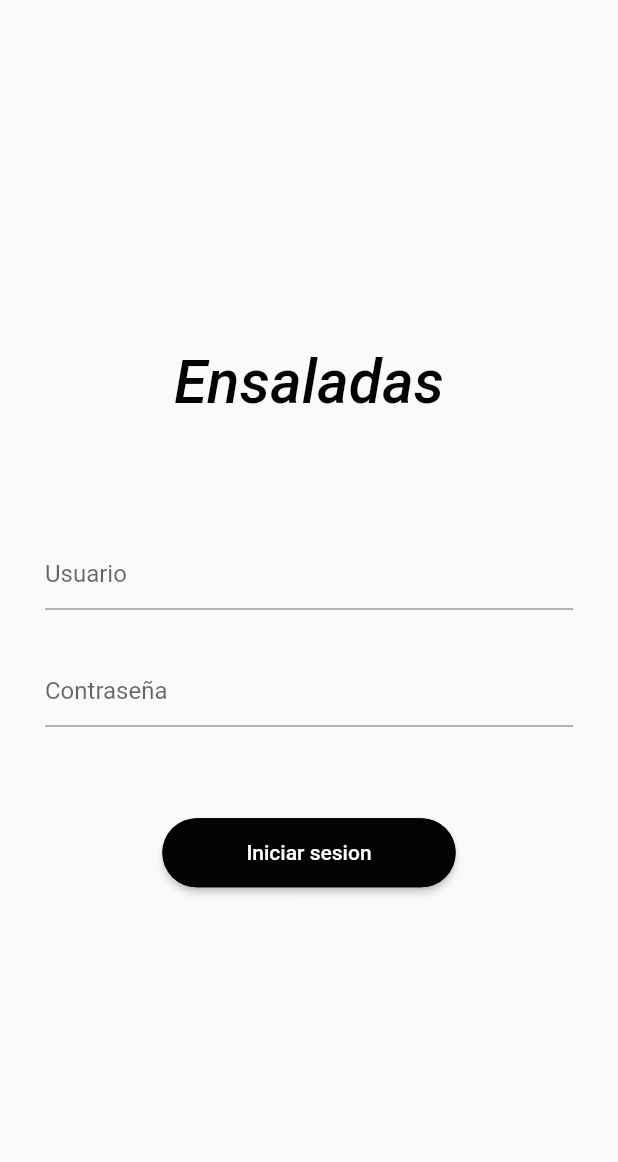
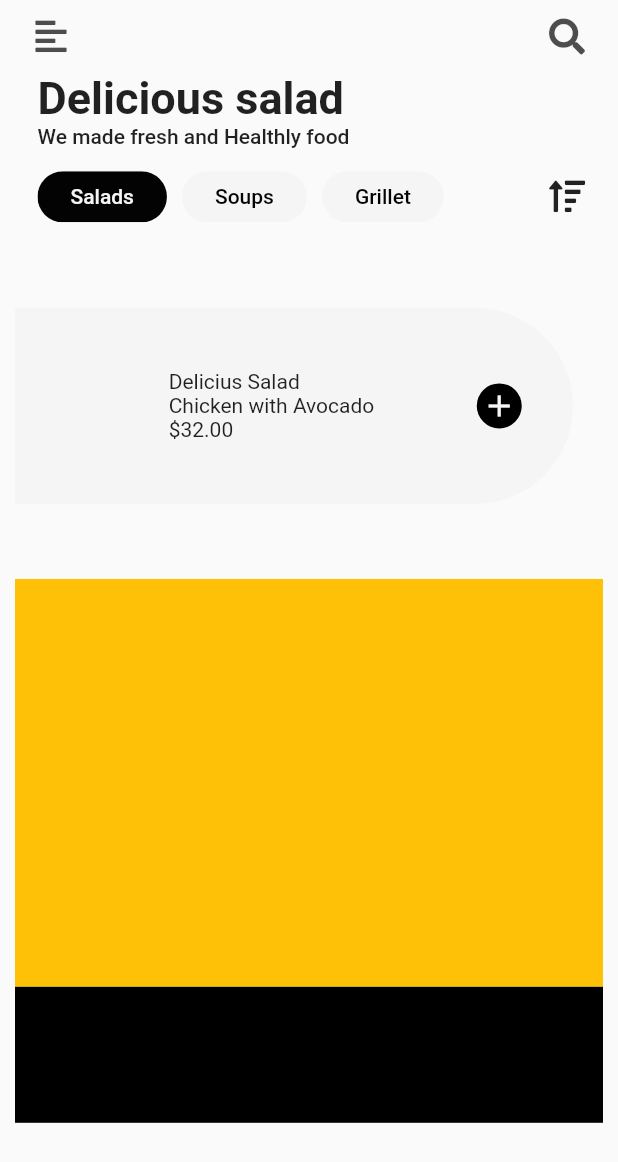
Before and after one commit to klauscj1/capacitacion_icreativa_flutter_pfinal, a Flutter app: the LoginPage screen opened by its route, after a tap on "Iniciar sesion", on a phone screen of 412 x 824 dp. Shown: the top 1162 px of the screen. Run offline on Flutter 3.47's test engine with Material 2 defaults, Android fonts, the phone set to English and light mode, and no system bars; our stand-ins replace font_awesome_flutter.

Commit message:
desgin home

```diff
--- a/lib/main.dart
+++ b/lib/main.dart
@@ -1,6 +1,5 @@
 import 'package:flutter/material.dart';
 import 'package:proyecto_final_capacitacion/routes/routes.dart';
-import 'package:proyecto_final_capacitacion/ui/pages/onboarding_page.dart';
 
 void main() => runApp(MyApp());
 
@@ -13,7 +12,7 @@ class MyApp extends StatelessWidget {
       theme: ThemeData(
         primaryColor: Color(0Xff030303),
         // primaryColor: Colors.red,
-        accentColor: Color(0xffF4F4F4),
+        accentColor: Color(0xffF5F5F5),
       ),
       initialRoute: '/',
       routes: getRutas(),
--- a/lib/routes/routes.dart
+++ b/lib/routes/routes.dart
@@ -1,4 +1,5 @@
 import 'package:flutter/material.dart';
+import 'package:proyecto_final_capacitacion/ui/pages/home_page.dart';
 import 'package:proyecto_final_capacitacion/ui/pages/login_page.dart';
 import 'package:proyecto_final_capacitacion/ui/pages/onboarding_page.dart';
 
@@ -6,5 +7,6 @@ Map<String, WidgetBuilder> getRutas() {
   return <String, WidgetBuilder>{
     '/': (BuildContext context) => OnboardingPage(),
     'login': (BuildContext context) => LoginPage(),
+    'home': (BuildContext context) => HomePage(),
   };
 }
--- /dev/null
+++ b/lib/ui/pages/home_page.dart
@@ -0,0 +1,121 @@
+import 'package:flutter/material.dart';
+import 'package:font_awesome_flutter/font_awesome_flutter.dart';
+import 'package:proyecto_final_capacitacion/ui/widgets/principal_widget.dart';
+import 'package:proyecto_final_capacitacion/ui/widgets/tipos_chip_widget.dart';
+
+class HomePage extends StatelessWidget {
+  const HomePage({Key key}) : super(key: key);
+
+  @override
+  Widget build(BuildContext context) {
+    return Scaffold(
+      body: Padding(
+        padding: const EdgeInsets.symmetric(horizontal: 10.0),
+        child: Column(
+          crossAxisAlignment: CrossAxisAlignment.start,
+          children: [
+            SafeArea(child: appbar(context)),
+            titulos(context),
+            SizedBox(
+              height: MediaQuery.of(context).size.height * .01,
+            ),
+            tipos(context),
+            PrincipalWidget(),
+            secundarios(context),
+            navigationBar(context)
+          ],
+        ),
+      ),
+    );
+  }
+
+  Widget appbar(BuildContext context) {
+    return Row(
+      mainAxisAlignment: MainAxisAlignment.spaceBetween,
+      crossAxisAlignment: CrossAxisAlignment.start,
+      children: [
+        IconButton(
+          onPressed: () {},
+          icon: FaIcon(
+            FontAwesomeIcons.alignLeft,
+            color: Theme.of(context).primaryColor.withOpacity(.7),
+          ),
+        ),
+        IconButton(
+          onPressed: () {},
+          icon: FaIcon(
+            FontAwesomeIcons.search,
+            color: Theme.of(context).primaryColor.withOpacity(.7),
+          ),
+        )
+      ],
+    );
+  }
+
+  Widget titulos(BuildContext context) {
+    return Padding(
+      padding: EdgeInsets.only(left: 15.0),
+      child: Column(
+        crossAxisAlignment: CrossAxisAlignment.start,
+        children: [
+          Text(
+            'Delicious salad',
+            style: TextStyle(fontSize: 30, fontWeight: FontWeight.bold),
+          ),
+          Text(
+            'We made fresh and Healthly food',
+            style: TextStyle(fontWeight: FontWeight.w500),
+          )
+        ],
+      ),
+    );
+  }
+
+  Widget tipos(BuildContext context) {
+    return Padding(
+      padding: const EdgeInsets.only(left: 15.0),
+      child: Row(
+        mainAxisAlignment: MainAxisAlignment.spaceBetween,
+        children: [
+          Wrap(
+            spacing: 10.0,
+            children: [
+              TipoChip(
+                titulo: 'Salads',
+                seleccionado: true,
+              ),
+              TipoChip(
+                titulo: 'Soups',
+                seleccionado: false,
+              ),
+              TipoChip(
+                titulo: 'Grillet',
+                seleccionado: false,
+              ),
+            ],
+          ),
+          IconButton(
+            icon: FaIcon(FontAwesomeIcons.sortAmountUp),
+            onPressed: () {},
+          )
+        ],
+      ),
+    );
+  }
+
+  Widget secundarios(BuildContext context) {
+    final size = MediaQuery.of(context).size;
+    return Container(
+      height: size.height * .33,
+      color: Colors.amber,
+    );
+  }
+
+  Widget navigationBar(BuildContext context) {
+    final size = MediaQuery.of(context).size;
+    return Container(
+      height: size.height * .11,
+      color: Colors.black,
+    );
+  }
+}
--- /dev/null
+++ b/lib/ui/widgets/principal_widget.dart
@@ -0,0 +1,58 @@
+import 'package:flutter/material.dart';
+
+class PrincipalWidget extends StatelessWidget {
+  const PrincipalWidget({Key key}) : super(key: key);
+
+  @override
+  Widget build(BuildContext context) {
+    final size = MediaQuery.of(context).size;
+    return Container(
+      height: size.height * .28,
+      color: Colors.transparent,
+      child: Center(
+        child: Padding(
+          padding: const EdgeInsets.only(
+              left: 0.0, right: 20.0, top: 50, bottom: 50),
+          child: Container(
+            width: double.infinity,
+            decoration: BoxDecoration(
+              color: Theme.of(context).accentColor,
+              borderRadius: BorderRadius.only(
+                bottomRight: Radius.circular(100),
+                topRight: Radius.circular(100),
+              ),
+            ),
+            child: Row(
+              mainAxisAlignment: MainAxisAlignment.spaceAround,
+              children: [
+                SizedBox(),
+                Column(
+                  mainAxisAlignment: MainAxisAlignment.center,
+                  crossAxisAlignment: CrossAxisAlignment.start,
+                  children: [
+                    Text('Delicius Salad'),
+                    Text('Chicken with Avocado'),
+                    Text('\$32.00')
+                  ],
+                ),
+                Container(
+                  width: 30,
+                  height: 30,
+                  decoration: BoxDecoration(
+                      color: Colors.black,
+                      borderRadius: BorderRadius.circular(20)),
+                  child: Center(
+                    child: Icon(
+                      Icons.add,
+                      color: Theme.of(context).accentColor,
+                    ),
+                  ),
+                )
+              ],
+            ),
+          ),
+        ),
+      ),
+    );
+  }
+}
--- /dev/null
+++ b/lib/ui/widgets/tipos_chip_widget.dart
@@ -0,0 +1,32 @@
+import 'package:flutter/material.dart';
+
+class TipoChip extends StatelessWidget {
+  final String titulo;
+  final bool seleccionado;
+
+  TipoChip({@required this.titulo, @required this.seleccionado});
+  @override
+  Widget build(BuildContext context) {
+    return GestureDetector(
+      child: Chip(
+        backgroundColor: seleccionado
+            ? Theme.of(context).primaryColor
+            : Theme.of(context).accentColor,
+        label: Padding(
+          padding: const EdgeInsets.symmetric(vertical: 5, horizontal: 10),
+          child: Text(
+            titulo,
+            style: TextStyle(
+              color: !seleccionado
+                  ? Theme.of(context).primaryColor
+                  : Theme.of(context).accentColor,
+            ),
+          ),
+        ),
+      ),
+      onTap: () {
+        print('dio clic en $titulo');
+      },
+    );
+  }
+}
--- a/pubspec.yaml
+++ b/pubspec.yaml
@@ -27,6 +27,7 @@ dependencies:
   # The following adds the Cupertino Icons font to your application.
   # Use with the CupertinoIcons class for iOS style icons.
   cupertino_icons: ^0.1.3
+  font_awesome_flutter: ^8.10.0
 
 dev_dependencies:
   flutter_test:
```
Also changed, not shown: pubspec.lock, 1 other file.
